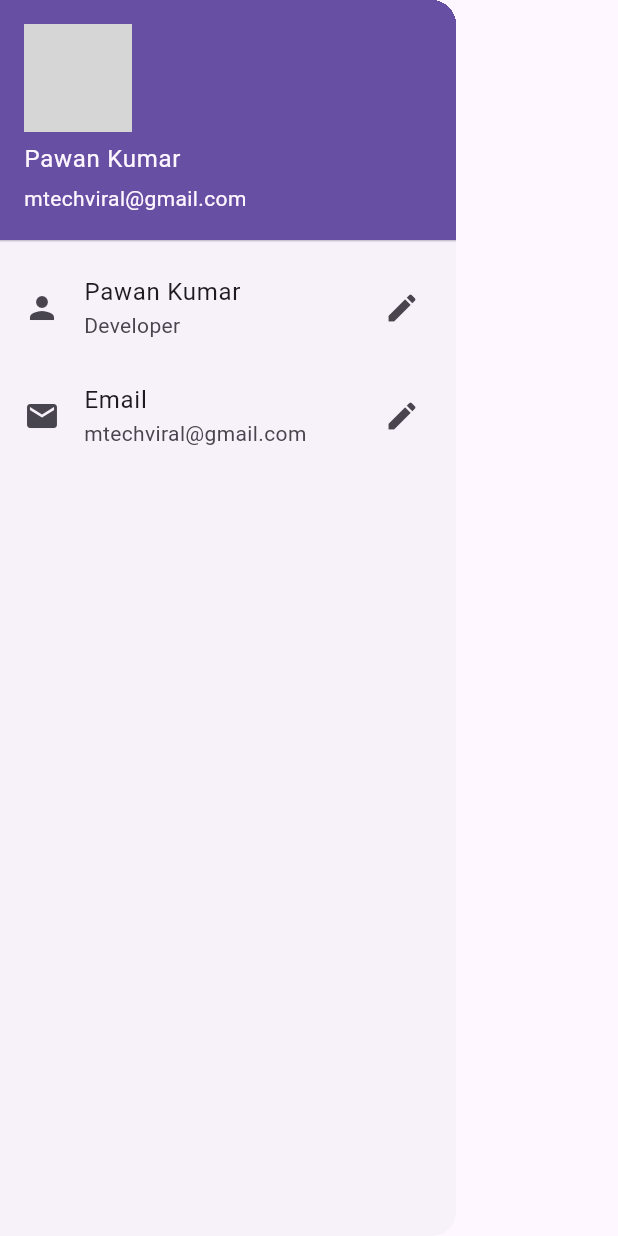
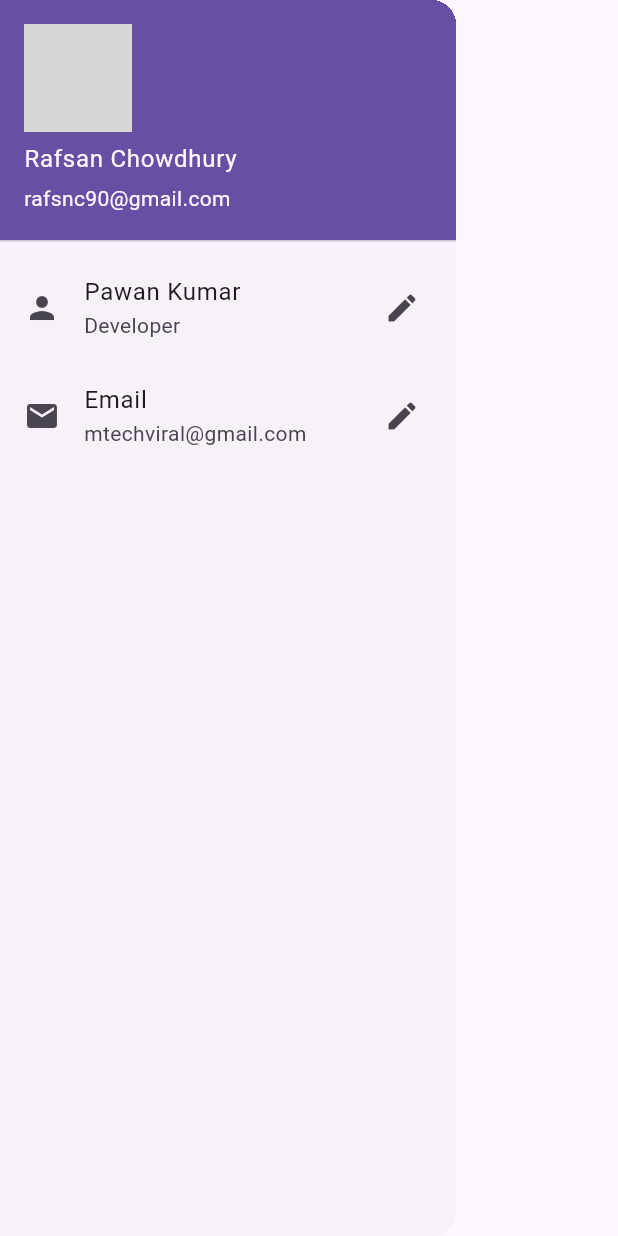
Before and after one commit to Rafsanchowdhury/Rafsan-App, a Flutter app: the MyDrawer widget shown alone on an empty page, opened directly, on a phone screen of 412 x 824 dp. Run offline on Flutter 3.47's test engine with Material 3 defaults, Android fonts, the phone set to English and light mode, and no system bars; network calls fail; grey boxes are pictures that could not be loaded.

Commit message:
task04 completed

```diff
--- a/lib/drawer.dart
+++ b/lib/drawer.dart
@@ -8,8 +8,8 @@ class MyDrawer extends StatelessWidget {
         padding: const EdgeInsets.all(0),
         children: <Widget>[
           UserAccountsDrawerHeader(
-            accountName: Text("Pawan Kumar"),
-            accountEmail: Text("mtechviral@gmail.com"),
+            accountName: Text("Rafsan Chowdhury"),
+            accountEmail: Text("rafsnc90@gmail.com"),
             currentAccountPicture: CircleAvatar(
               backgroundImage: NetworkImage(
                   "https://images.unsplash.com/photo-1497551060073-4c5ab6435f12?ixlib=rb-1.2.1&ixid=eyJhcHBfaWQiOjEyMDd9&auto=format&fit=crop&w=800&q=60"),
```
